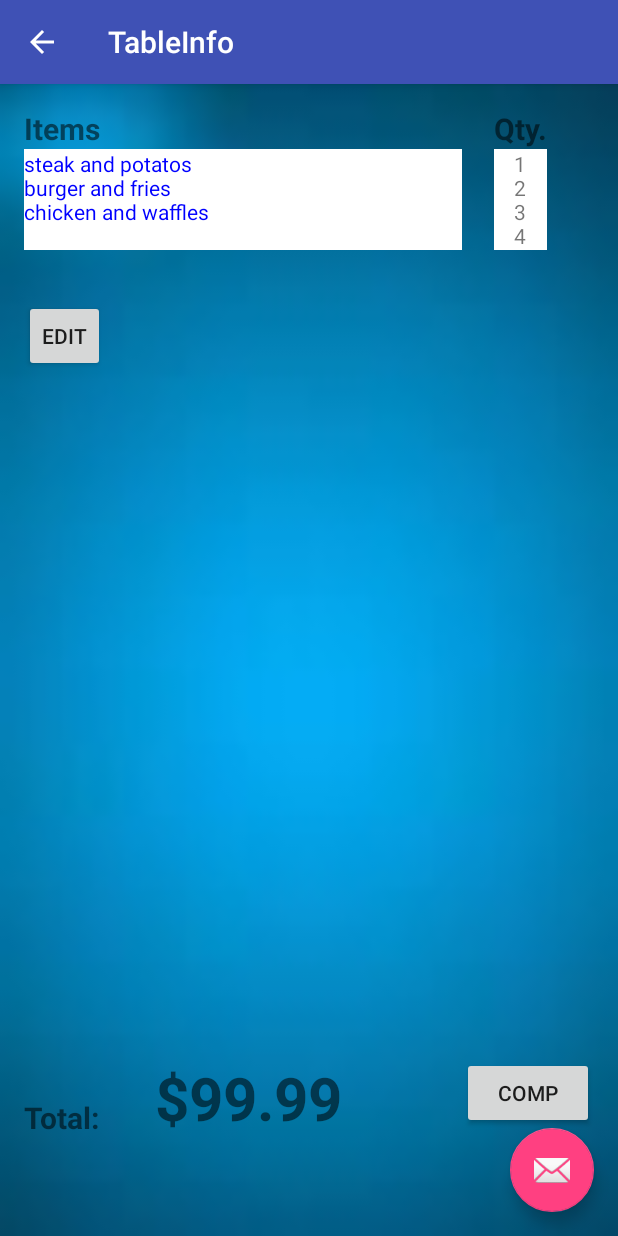
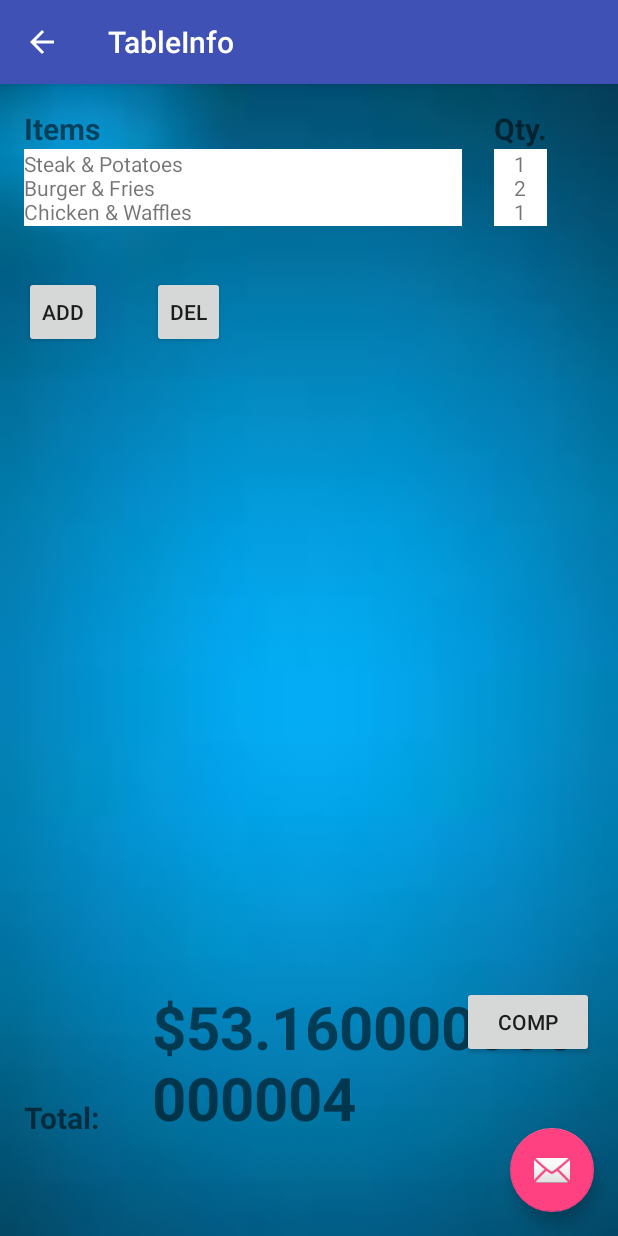
Before and after one commit to johnjmartinez/Distributed-Algorithms, an Android app: the TableInfo screen opened directly, with no data from a screen before it, on a phone screen of 412 x 824 dp. Run offline under Robolectric (Android 15) with nearby library versions, the phone set to English and light mode, and no system bars.

Commit message:
Real time order updates

```diff
--- a/DistributedOrderingSystem/app/src/main/java/com/example/darosale/distributedorderingsystem/MyActivity.java
+++ b/DistributedOrderingSystem/app/src/main/java/com/example/darosale/distributedorderingsystem/MyActivity.java
@@ -19,6 +19,18 @@ public class MyActivity extends AppCompatActivity {
     public final static String EXTRA_MESSAGE = "com.darosale.distributedorderingsystem.MESSAGE";
     public static HashMap<String, HashMap<String, Integer>> tableOrders =
             new HashMap<String, HashMap<String, Integer>>();
+    public static final HashMap<String, Double> PRICES;
+    static
+    {
+        PRICES = new HashMap<String, Double>();
+        PRICES.put("Chicken & Waffles", 12.99);
+        PRICES.put("Steak & Potatoes", 18.99);
+        PRICES.put("Burger & Fries", 10.59);
+    }
+
+    public static double getItemPrice(String item){
+        return PRICES.get(item);
+    }
 
     public static void updateTableOrder(String table, String item, Integer qty){
         if (tableOrders.containsKey(table)){
--- a/DistributedOrderingSystem/app/src/main/java/com/example/darosale/distributedorderingsystem/TableInfo.java
+++ b/DistributedOrderingSystem/app/src/main/java/com/example/darosale/distributedorderingsystem/TableInfo.java
@@ -1,18 +1,24 @@
 package com.example.darosale.distributedorderingsystem;
 
+import android.app.AlertDialog;
+import android.content.DialogInterface;
 import android.graphics.Color;
 import android.os.Bundle;
 import android.support.design.widget.FloatingActionButton;
 import android.support.design.widget.Snackbar;
 import android.support.v7.app.AppCompatActivity;
 import android.support.v7.widget.Toolbar;
+import android.util.Log;
 import android.view.View;
+import android.widget.ArrayAdapter;
 import android.widget.EditText;
 import android.widget.TextView;
+import android.widget.Toast;
 
 import java.util.HashMap;
 import java.util.Iterator;
 import java.util.Map;
+import java.util.Set;
 
 public class TableInfo extends AppCompatActivity {
 
@@ -32,16 +38,34 @@ public class TableInfo extends AppCompatActivity {
             }
         });
         getSupportActionBar().setDisplayHomeAsUpEnabled(true);
-        TextView currentOrder = (TextView) findViewById(R.id.order1);
-        MyActivity.updateTableOrder("table1", "chicken and waffles", 1);
-        MyActivity.updateTableOrder("table1", "steak and potatos", 6);
-        MyActivity.updateTableOrder("table1", "burger and fries", 9);
-        HashMap<String, Integer> x = MyActivity.getTableOrder("table1");
-        String formatOrder = this.formatItemsAndQty(x);
-        String formatItems = formatOrder.split("###")[0];
-        String formatQty = formatOrder.split("###")[1];
-        currentOrder.setText(formatItems);
-        currentOrder.setTextColor(Color.BLUE);
+        MyActivity.updateTableOrder("table1", "Chicken & Waffles", 1);
+        MyActivity.updateTableOrder("table1", "Steak & Potatoes", 1);
+        MyActivity.updateTableOrder("table1", "Burger & Fries", 2);
+        updateActivity();
+    }
+
+    public void updateActivity(){
+        TextView order = (TextView) findViewById(R.id.order1);
+        TextView qty = (TextView) findViewById(R.id.qty1);
+        TextView cost = (TextView) findViewById(R.id.cost1);
+        String formatItems;
+        String formatQty;
+        double total;
+        HashMap<String, Integer> x = MyActivity.tableOrders.get("table1");
+        if (MyActivity.tableOrders.get("table1").isEmpty()){
+            formatItems = "";
+            formatQty = "";
+            total = 0;
+        }
+        else {
+            String formatOrder = this.formatItemsAndQty(x);
+            formatItems = formatOrder.split("###")[0];
+            formatQty = formatOrder.split("###")[1];
+            total = this.calculateTotal(formatItems, formatQty);
+        }
+        order.setText(formatItems);
+        qty.setText(formatQty);
+        cost.setText("$" + total);
     }
 
     public String formatItemsAndQty(HashMap<String, Integer> mp){
@@ -50,11 +74,83 @@ public class TableInfo extends AppCompatActivity {
         Iterator it = mp.entrySet().iterator();
         while (it.hasNext()) {
             Map.Entry pair = (Map.Entry)it.next();
-            items = items + pair.getKey() + "\n";
-            qty = qty + pair.getValue() + "\n";
-            it.remove();
+            items += pair.getKey();
+            qty += pair.getValue();
+            if (it.hasNext()) {
+                items += "\n";
+                qty += "\n";
+            }
         }
         return items + "###" + qty;
     }
 
+    public Double calculateTotal(String items, String qty){
+        String[] itms = items.split("\n");
+        String[] qtys = qty.split("\n");
+        double total = 0;
+        double price = 0;
+        int quantity = 0;
+        for (int i=0; i<itms.length; i++){
+            price = MyActivity.getItemPrice(itms[i]);
+            quantity = Integer.parseInt(qtys[i]);
+            total += price*quantity;
+        }
+        return total;
+    }
+
+    public void deleteList(View view) {
+        if (MyActivity.tableOrders.get("table1").isEmpty()){
+            return;
+        }
+        AlertDialog.Builder builderSingle = new AlertDialog.Builder(TableInfo.this);
+        //builderSingle.setIcon(R.drawable.ic_launcher);
+        builderSingle.setTitle("Select Item to Delete");
+
+        final ArrayAdapter<String> arrayAdapter = new ArrayAdapter<String>(
+                TableInfo.this,
+                android.R.layout.select_dialog_singlechoice);
+        String itemsAndQty = formatItemsAndQty(MyActivity.tableOrders.get("table1"));
+        String[] items = itemsAndQty.split("###")[0].split("\n");
+        for (int i = 0; i < items.length; i++) {
+            arrayAdapter.add(items[i]);
+        }
+
+        builderSingle.setNegativeButton("cancel", new DialogInterface.OnClickListener() {
+            @Override
+            public void onClick(DialogInterface dialog, int which) {
+                dialog.dismiss();
+            }
+        });
+
+        builderSingle.setAdapter(arrayAdapter, new DialogInterface.OnClickListener() {
+            @Override
+            public void onClick(DialogInterface dialog, int which) {
+                final String strName = arrayAdapter.getItem(which);
+                AlertDialog.Builder builderInner = new AlertDialog.Builder(TableInfo.this);
+                builderInner.setTitle("Delete " + strName + "?");
+                builderInner.setNegativeButton("Yes", new DialogInterface.OnClickListener() {
+                    @Override
+                    public void onClick(DialogInterface dialog, int which) {
+                        dialog.dismiss();
+                        int val = MyActivity.tableOrders.get("table1").get(strName);
+                        if (val==1){
+                            MyActivity.tableOrders.get("table1").remove(strName);
+                        }
+                        else {
+                            MyActivity.tableOrders.get("table1").put(strName, val - 1);
+                        }
+                        updateActivity();
+                    }
+                });
+                builderInner.setPositiveButton("No", new DialogInterface.OnClickListener() {
+                    @Override
+                    public void onClick(DialogInterface dialog, int which) {
+                        dialog.dismiss();
+                    }
+                });
+                builderInner.show();
+            }
+        });
+        builderSingle.show();
+    }
 }
--- a/DistributedOrderingSystem/app/src/main/res/layout/content_my.xml
+++ b/DistributedOrderingSystem/app/src/main/res/layout/content_my.xml
@@ -42,7 +42,8 @@
         android:backgroundTint="#FFFF31B4"
         android:hint="username"
         android:layout_centerHorizontal="true"
-        android:textColorHint="#ff31b4" />
+        android:textColorHint="#ff31b4"
+        android:textColor="#ffffff" />
 
     <EditText
         android:layout_width="wrap_content"
@@ -56,7 +57,8 @@
         android:autoText="false"
         android:hint="password"
         android:textColorHint="#FFFF31B4"
-        android:backgroundTint="#FFFF31B4" />
+        android:backgroundTint="#FFFF31B4"
+        android:textColor="#ffffff" />
 
     <TextView
         android:layout_width="wrap_content"
--- a/DistributedOrderingSystem/app/src/main/res/layout/content_table_info.xml
+++ b/DistributedOrderingSystem/app/src/main/res/layout/content_table_info.xml
@@ -36,8 +36,8 @@
         style="?android:attr/buttonStyleSmall"
         android:layout_width="wrap_content"
         android:layout_height="wrap_content"
-        android:text="Edit"
-        android:id="@+id/edit1"
+        android:text="Add"
+        android:id="@+id/addItem"
         android:layout_below="@+id/space2"
         android:layout_alignParentStart="true" />
 
@@ -73,7 +73,7 @@
         android:layout_width="50px"
         android:layout_height="20px"
         android:id="@+id/space"
-        android:layout_toEndOf="@+id/edit1"
+        android:layout_toEndOf="@+id/addItem"
         android:layout_alignBottom="@+id/cost1"
         android:layout_alignTop="@+id/cost1" />
 
@@ -108,4 +108,14 @@
         android:layout_toEndOf="@+id/order1"
         android:layout_marginStart="21dp" />
 
+    <Button
+        style="?android:attr/buttonStyleSmall"
+        android:layout_width="wrap_content"
+        android:layout_height="wrap_content"
+        android:text="del"
+        android:id="@+id/delItem"
+        android:layout_alignBottom="@+id/addItem"
+        android:layout_toEndOf="@+id/space"
+        android:onClick="deleteList" />
+
 </RelativeLayout>
```
